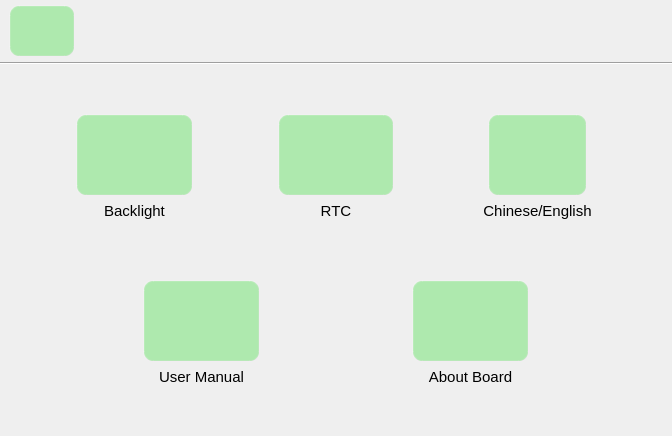
jizizihe/baijie_demo, file sys_setting.ui: the form before one commit.
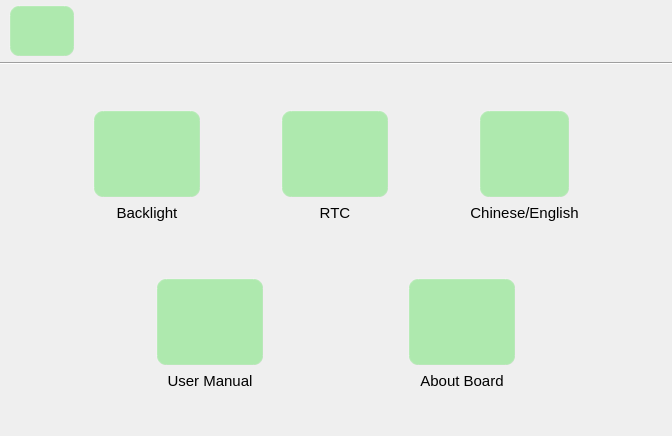
The form after the commit. Icons and pictures are not drawn.

Commit message: func: 1.add cancel pair, disconnect, stop scanning, and display matched bluetooth in bluetooth       2.add display connected devices in wifi       3.change function button style and change layout in gpio       4.change layout in ethernet

Patch:
```diff
--- a/sys_setting.ui
+++ b/sys_setting.ui
@@ -171,7 +171,7 @@
    </item>
    <item row="2" column="0">
     <widget class="QWidget" name="widget_6" native="true">
-     <layout class="QVBoxLayout" name="verticalLayout" stretch="2,6,2,6,2">
+     <layout class="QVBoxLayout" name="verticalLayout" stretch="2,7,2,7,2">
       <property name="spacing">
        <number>0</number>
       </property>
@@ -201,7 +201,7 @@
        </spacer>
       </item>
       <item>
-       <layout class="QHBoxLayout" name="horizontalLayout_2" stretch="3,6,3,6,3,6,3">
+       <layout class="QHBoxLayout" name="horizontalLayout_2" stretch="4,6,3,6,3,6,4">
         <item>
          <spacer name="horizontalSpacer_4">
           <property name="orientation">
@@ -546,7 +546,7 @@
        </spacer>
       </item>
       <item>
-       <layout class="QHBoxLayout" name="horizontalLayout_3" stretch="6,6,6,6,6">
+       <layout class="QHBoxLayout" name="horizontalLayout_3" stretch="7,6,6,6,7">
         <item>
          <spacer name="horizontalSpacer_7">
           <property name="orientation">
```
The commit also changes 52 other files.
